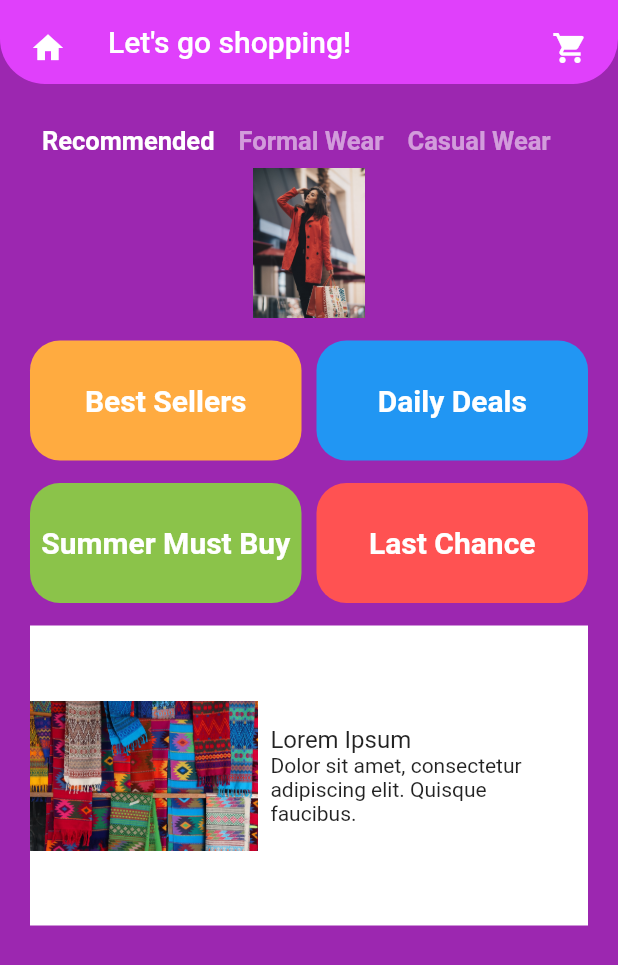
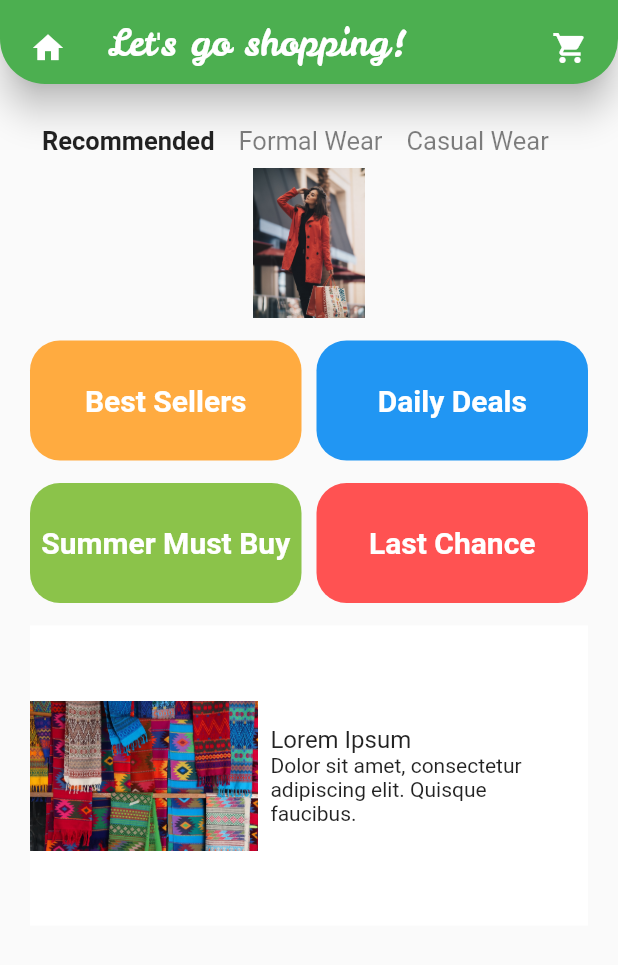
Before and after one commit to beef-erikson/FlutterTesting, a Flutter app: the screen it shows after launch, on a phone screen of 412 x 824 dp. Shown: the top 965 px of the screen. Run offline on Flutter 3.47's test engine with Material 2 defaults, Android fonts, the phone set to English and light mode, and no system bars; our stand-ins replace google_fonts.

Commit message:
Final push of 'dogs'.

```diff
--- a/dogs/lib/e_commerce_screen.dart
+++ b/dogs/lib/e_commerce_screen.dart
@@ -6,13 +6,12 @@ class ECommerceScreen extends StatelessWidget {
   @override
   Widget build(BuildContext context) {
     return Scaffold(
-      backgroundColor: Colors.purple,
       appBar: _buildAppBar(),
       body: Padding(
         padding: const EdgeInsets.all(20.0),
         child: Column(
-          children: <Widget>[
-            _buildToggleBar(),
+          children: [
+            _buildToggleBar(context),
             SizedBox(
                 height: 100, child: Image.asset('assets/woman_shopping.jpg')),
             const DealButtons(),
@@ -26,7 +25,7 @@ class ECommerceScreen extends StatelessWidget {
   Container _buildProductTile(BuildContext context) {
     return Container(
       height: 200,
-      color: Colors.white,
+      color: Theme.of(context).cardColor,
       child: Row(
         children: <Widget>[
           SizedBox(
@@ -58,49 +57,39 @@ class ECommerceScreen extends StatelessWidget {
     );
   }
 
-  Row _buildToggleBar() {
-    return const Row(
+  Row _buildToggleBar(BuildContext context) {
+    return Row(
       children: [
-        Padding(
-          padding: EdgeInsets.all(8.0),
-          child: Text(
-            'Recommended',
-            style: TextStyle(
-              color: Colors.white,
-              fontSize: 17,
-              fontWeight: FontWeight.bold,
-            ),
-          ),
+        _buildToggleItem(context, 'Recommended', selected: true),
+        _buildToggleItem(context, 'Formal Wear'),
+        _buildToggleItem(context, 'Casual Wear'),
+      ],
+    );
+  }
+
+  Padding _buildToggleItem(BuildContext context, String text,
+      {bool selected = false}) {
+    return Padding(
+      padding: const EdgeInsets.all(8.0),
+      child: Text(
+        text,
+        style: TextStyle(
+          color: selected
+              ? null
+              : Theme.of(context)
+                  .textTheme
+                  .titleMedium
+                  ?.color
+                  ?.withOpacity(0.5),
+          fontWeight: selected ? FontWeight.bold : null,
+          fontSize: 17,
         ),
-        Padding(
-          padding: EdgeInsets.all(8.0),
-          child: Text(
-            'Formal Wear',
-            style: TextStyle(
-              color: Colors.white54,
-              fontSize: 17,
-              fontWeight: FontWeight.bold,
-            ),
-          ),
-        ),
-        Padding(
-          padding: EdgeInsets.all(8.0),
-          child: Text(
-            'Casual Wear',
-            style: TextStyle(
-              color: Colors.white54,
-              fontSize: 17,
-              fontWeight: FontWeight.bold,
-            ),
-          ),
-        ),
-      ],
+      ),
     );
   }
 
   AppBar _buildAppBar() {
     return AppBar(
-      backgroundColor: Colors.purpleAccent,
       shape: const RoundedRectangleBorder(
           borderRadius: BorderRadius.vertical(bottom: Radius.circular(30))),
       leading: const Padding(
@@ -108,7 +97,6 @@ class ECommerceScreen extends StatelessWidget {
         child: Icon(Icons.home),
       ),
       title: const Text('Let\'s go shopping!'),
-      elevation: 0,
       actions: const [
         Padding(
           padding: EdgeInsets.all(20.0),
--- a/dogs/lib/main.dart
+++ b/dogs/lib/main.dart
@@ -17,7 +17,15 @@ class MyApp extends StatelessWidget {
     return MaterialApp(
         title: 'Flutter testing',
         theme: ThemeData(
-          primarySwatch: Colors.blue,
+          brightness: Brightness.light,
+          primarySwatch: Colors.green,
+          appBarTheme: const AppBarTheme(
+            elevation: 10,
+            titleTextStyle: TextStyle(
+              fontFamily: 'LeckerliOne',
+              fontSize: 24,
+            ),
+          ),
         ),
         home: const ECommerceScreen());
   }
--- a/dogs/pubspec.yaml
+++ b/dogs/pubspec.yaml
@@ -90,3 +90,7 @@ flutter:
   #
   # For details regarding fonts from package dependencies,
   # see https://flutter.dev/custom-fonts/#from-packages
+  fonts:
+    - family: LeckerliOne
+      fonts:
+        - asset: assets/LeckerliOne-Regular.ttf
```
Also changed, not shown: dogs/assets/LeckerliOne-Regular.ttf (added).
